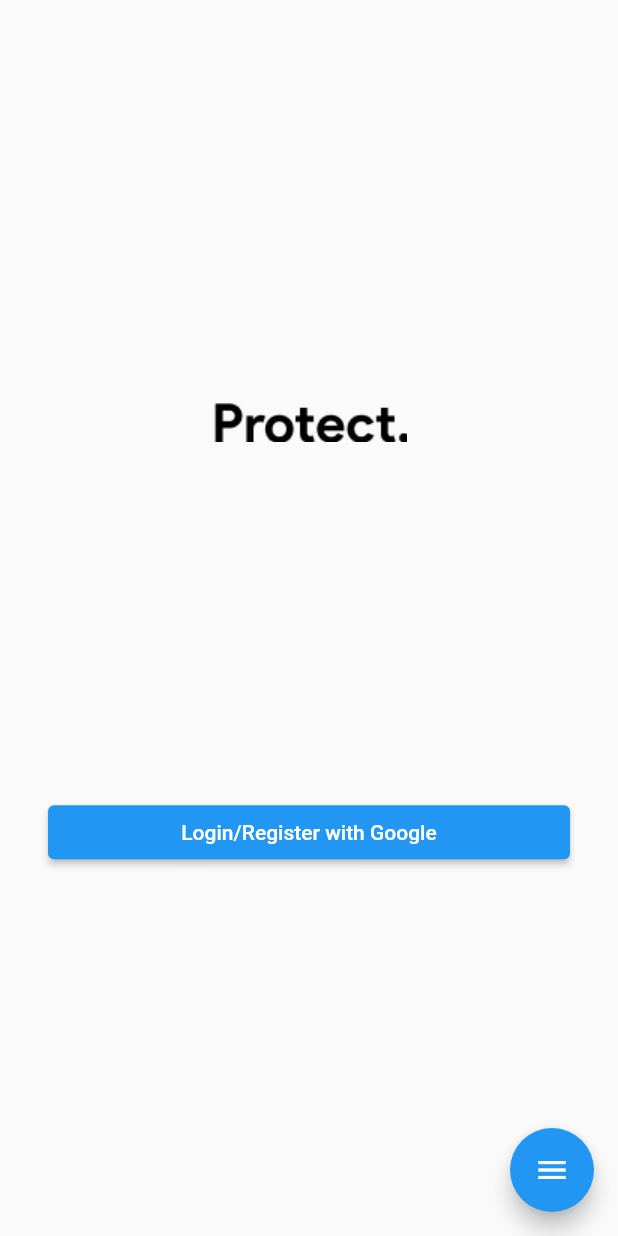
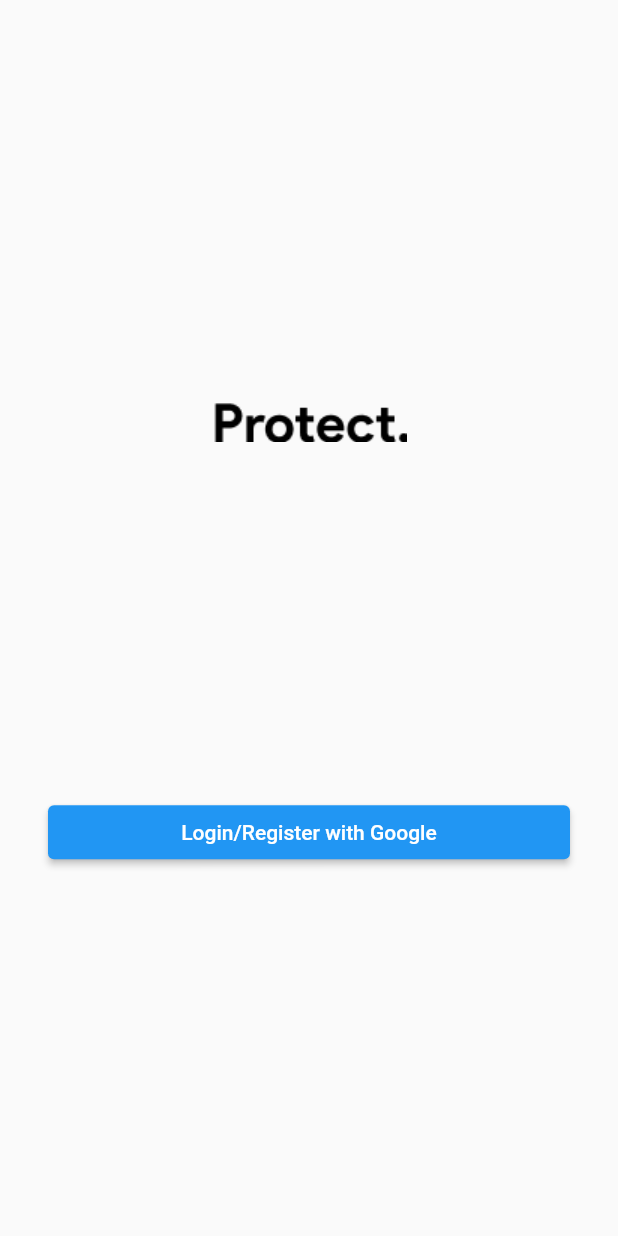
Before and after one commit to Harits19/my_password_app, a Flutter app: the screen it shows after launch, on a phone screen of 412 x 824 dp. Run offline on Flutter 3.47's test engine with Material 2 defaults, Android fonts, the phone set to English and light mode, and no system bars; our stand-ins replace file_picker, flutter_riverpod, google_sign_in, local_auth, share_plus, shared_preferences; missing offline and left inert: clipboard, encrypt, googleapis.

Commit message:
fix theme issue, refactor

```diff
--- a/lib/app.dart
+++ b/lib/app.dart
@@ -16,26 +16,39 @@ class _AppState extends ConsumerState<App> {
     final shape = RoundedRectangleBorder(
       borderRadius: BorderRadius.circular(16),
     );
+    final inputDecorationTheme = InputDecorationTheme(
+      filled: true,
+      border: OutlineInputBorder(
+        borderRadius: BorderRadius.circular(16),
+        borderSide: BorderSide.none,
+      ),
+    );
+
     return HandleTimeOutWidget(
       child: MaterialApp(
         debugShowCheckedModeBanner: false,
-        darkTheme: ThemeData.dark(),
-        themeMode: ThemeMode.system,
-        navigatorKey: navigatorKey,
-        theme: Theme.of(context).copyWith(
+        darkTheme: ThemeData.dark().copyWith(
           cardTheme: CardTheme(
             shape: shape,
           ),
           listTileTheme: ListTileThemeData(
             shape: shape,
           ),
-          inputDecorationTheme: InputDecorationTheme(
-            filled: true,
-            fillColor: Theme.of(context).cardColor,
-            border: OutlineInputBorder(
-              borderRadius: BorderRadius.circular(16),
-              borderSide: BorderSide.none,
-            ),
+          inputDecorationTheme: inputDecorationTheme.copyWith(
+            fillColor: ThemeData.dark().cardColor,
+          ),
+        ),
+        themeMode: ThemeMode.system,
+        navigatorKey: navigatorKey,
+        theme: ThemeData.light().copyWith(
+          cardTheme: CardTheme(
+            shape: shape,
+          ),
+          listTileTheme: ListTileThemeData(
+            shape: shape,
+          ),
+          inputDecorationTheme: inputDecorationTheme.copyWith(
+            fillColor: ThemeData.light().cardColor,
           ),
         ),
         home: SplashPage(),
--- a/lib/core/services/share_service.dart
+++ b/lib/core/services/share_service.dart
@@ -3,7 +3,7 @@ import 'dart:io';
 
 import 'package:flutter_riverpod/flutter_riverpod.dart';
 import 'package:my_password_app/core/models/share_model.dart';
-import 'package:my_password_app/core/services/encrypt_data.dart';
+import 'package:my_password_app/core/services/encrypt_data_service.dart';
 import 'package:path_provider/path_provider.dart';
 import 'package:share_plus/share_plus.dart';
 import 'package:file_picker/file_picker.dart';
--- a/lib/core/services/shared_pref_service.dart
+++ b/lib/core/services/shared_pref_service.dart
@@ -4,7 +4,7 @@ import 'package:flutter_riverpod/flutter_riverpod.dart';
 import 'package:my_password_app/core/extensions/shared_pref_extension.dart';
 import 'package:my_password_app/core/extensions/string_extension.dart';
 import 'package:my_password_app/core/models/password_model.dart';
-import 'package:my_password_app/core/services/encrypt_data.dart';
+import 'package:my_password_app/core/services/encrypt_data_service.dart';
 import 'package:my_password_app/core/enums/pref_enum.dart';
 import 'package:my_password_app/core/utils/my_print.dart';
 import 'package:shared_preferences/shared_preferences.dart';
--- a/lib/ui/pages/sign_in/sign_in_notifier.dart
+++ b/lib/ui/pages/sign_in/sign_in_notifier.dart
@@ -61,7 +61,7 @@ class SignInNotifier extends StateNotifier<SignInState> {
     myPrint('restartTimer');
     state = state.copyWith(
       timer: Timer(
-        Duration(seconds: 5),
+        Duration(minutes: 5),
         () {
           signOut();
         },
--- a/lib/ui/pages/sign_in/sign_in_page.dart
+++ b/lib/ui/pages/sign_in/sign_in_page.dart
@@ -2,7 +2,6 @@ import 'package:flutter/material.dart';
 import 'package:flutter_riverpod/flutter_riverpod.dart';
 import 'package:my_password_app/ui/konstans/k_assets.dart';
 import 'package:my_password_app/ui/pages/sign_in/sign_in_notifier.dart';
-import 'package:my_password_app/ui/pages/views/floating_button_drawer.dart';
 
 class SignInPage extends ConsumerStatefulWidget {
   static const routeName = "/sign-in";
@@ -21,8 +20,6 @@ class _SignInPageState extends ConsumerState<SignInPage> {
   @override
   Widget build(BuildContext context) {
     return Scaffold(
-      floatingActionButton: FloatingButtonDrawer(),
-      floatingActionButtonLocation: FloatingActionButtonLocation.endFloat,
       body: SafeArea(
         child: Padding(
           padding: const EdgeInsets.all(32.0),
--- a/lib/ui/pages/theme_notifier.dart
+++ b/lib/ui/pages/theme/theme_notifier.dart
@@ -1,7 +1,7 @@
 import 'package:flutter/material.dart';
 import 'package:flutter/scheduler.dart';
 import 'package:flutter_riverpod/flutter_riverpod.dart';
-import 'package:my_password_app/ui/pages/theme_state.dart';
+import 'package:my_password_app/ui/pages/theme/theme_state.dart';
 
 final themeProvider = StateNotifierProvider<ThemeNotifier, ThemeState>(
   (ref) => ThemeNotifier(
--- a/lib/ui/pages/views/floating_button_drawer.dart
+++ /dev/null
@@ -1,18 +0,0 @@
-import 'package:flutter/material.dart';
-
-class FloatingButtonDrawer extends StatelessWidget {
-  const FloatingButtonDrawer({super.key});
-
-  @override
-  Widget build(BuildContext context) {
-    return FloatingActionButton(
-      heroTag: 'FloatingButtonDrawer',
-      onPressed: () {
-        // passwordRead.sync();
-        // return;
-        Scaffold.of(context).openEndDrawer();
-      },
-      child: Icon(Icons.menu),
-    );
-  }
-}
```
Also changed, not shown: lib/ui/pages/home/views/confirm_import_view.dart (deleted, +0 -75 lines), lib/ui/pages/home/views/delete_footer_view.dart (deleted, +0 -15 lines), lib/ui/pages/home/views/floating_button_view.dart (+13 -0 lines), lib/ui/pages/home/views/password_footer_view.dart (deleted, +0 -18 lines), lib/core/services/encrypt_data_service.dart (renamed from lib/core/services/encrypt_data.dart), lib/ui/pages/theme/theme_state.dart (renamed from lib/ui/pages/theme_state.dart).
